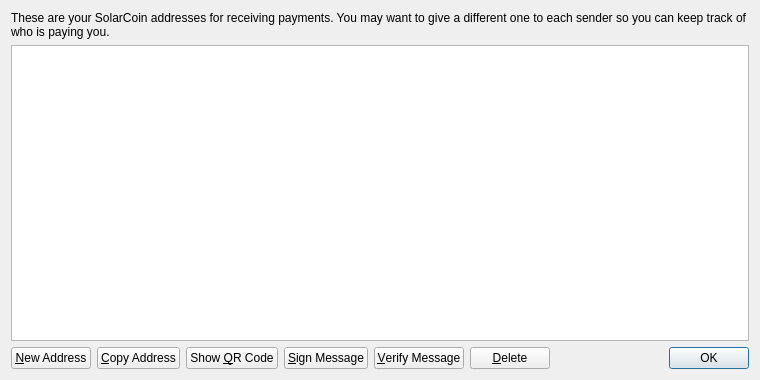
Qt form src/qt/forms/addressbookpage.ui (solarcoin/solarcoin-legacy-pow-wallet) before a commit.
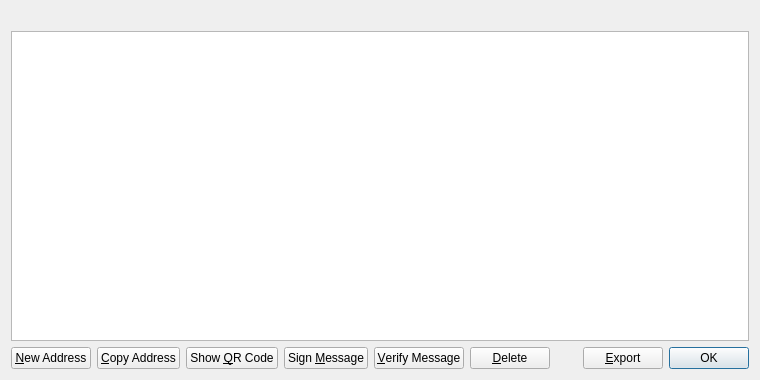
The same form after that commit. Icons and pictures are not drawn.

```diff
--- a/src/qt/forms/addressbookpage.ui
+++ b/src/qt/forms/addressbookpage.ui
@@ -16,9 +16,6 @@
   <layout class="QVBoxLayout" name="verticalLayout">
    <item>
     <widget class="QLabel" name="labelExplanation">
-     <property name="text">
-      <string>These are your SolarCoin addresses for receiving payments. You may want to give a different one to each sender so you can keep track of who is paying you.</string>
-     </property>
      <property name="textFormat">
       <enum>Qt::PlainText</enum>
      </property>
@@ -102,7 +99,7 @@
         <string>Sign a message to prove you own a SolarCoin address</string>
        </property>
        <property name="text">
-        <string>&amp;Sign Message</string>
+        <string>Sign &amp;Message</string>
        </property>
        <property name="icon">
         <iconset resource="../bitcoin.qrc">
@@ -151,6 +148,20 @@
        </property>
       </spacer>
      </item>
+     <item>
+      <widget class="QPushButton" name="exportButton">
+       <property name="toolTip">
+        <string>Export the data in the current tab to a file</string>
+       </property>
+       <property name="text">
+        <string>&amp;Export</string>
+       </property>
+       <property name="icon">
+        <iconset resource="../bitcoin.qrc">
+         <normaloff>:/icons/export</normaloff>:/icons/export</iconset>
+       </property>
+      </widget>
+     </item>
      <item>
       <widget class="QDialogButtonBox" name="buttonBox">
        <property name="sizePolicy">
```
Left out of the diff: 8 changed lines with no effect on the pictures.
